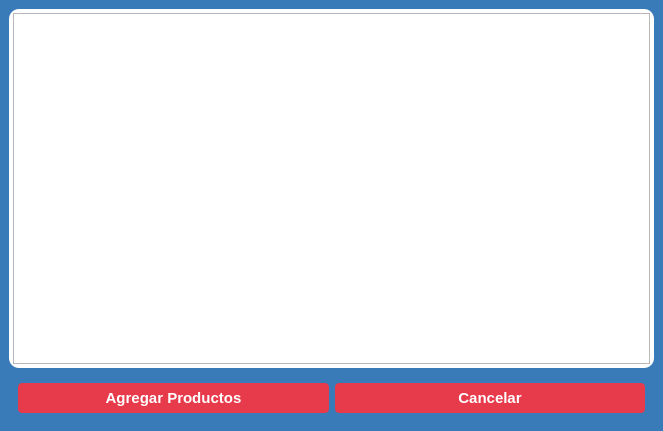
Before: the Qt Designer form RawInterfaces/WidgetApoyo/InterfazBusquedaProductos.ui in Ventthos/PollosExpress, drawn with Qt 5.
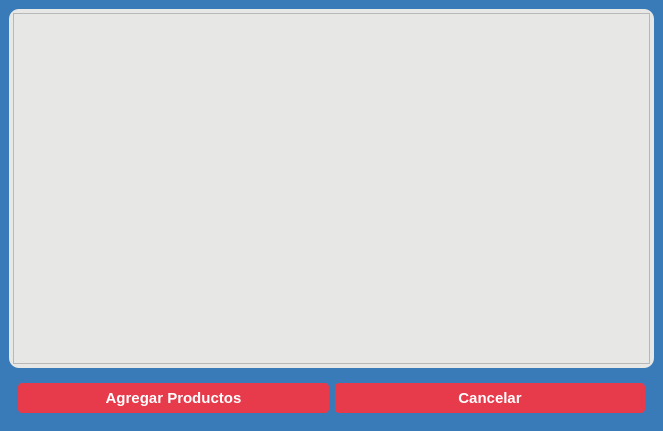
After: the same form once the commit is applied.

Commit message: Para poder seleccionar el producto

Diff of the .ui file:
```diff
--- a/RawInterfaces/WidgetApoyo/InterfazBusquedaProductos.ui
+++ b/RawInterfaces/WidgetApoyo/InterfazBusquedaProductos.ui
@@ -38,7 +38,7 @@
        <widget class="QWidget" name="contenedor_busqueda_productos" native="true">
         <property name="styleSheet">
          <string notr="true">#contenedor_busqueda_productos{
-	background-color: white;
+	background-color: #E7E7E5;
 	border-radius: 10px;
 }</string>
         </property>
@@ -66,12 +66,12 @@
               <x>0</x>
               <y>0</y>
               <width>631</width>
-              <height>336</height>
+              <height>341</height>
              </rect>
             </property>
             <property name="styleSheet">
              <string notr="true">#scrollAreaWidgetContents_busqueda_productos{
-	background-color: white;
+	background-color: #E7E7E5;
 }</string>
             </property>
             <layout class="QGridLayout" name="gridLayout"/>
```
The commit also changes 8 other files.
